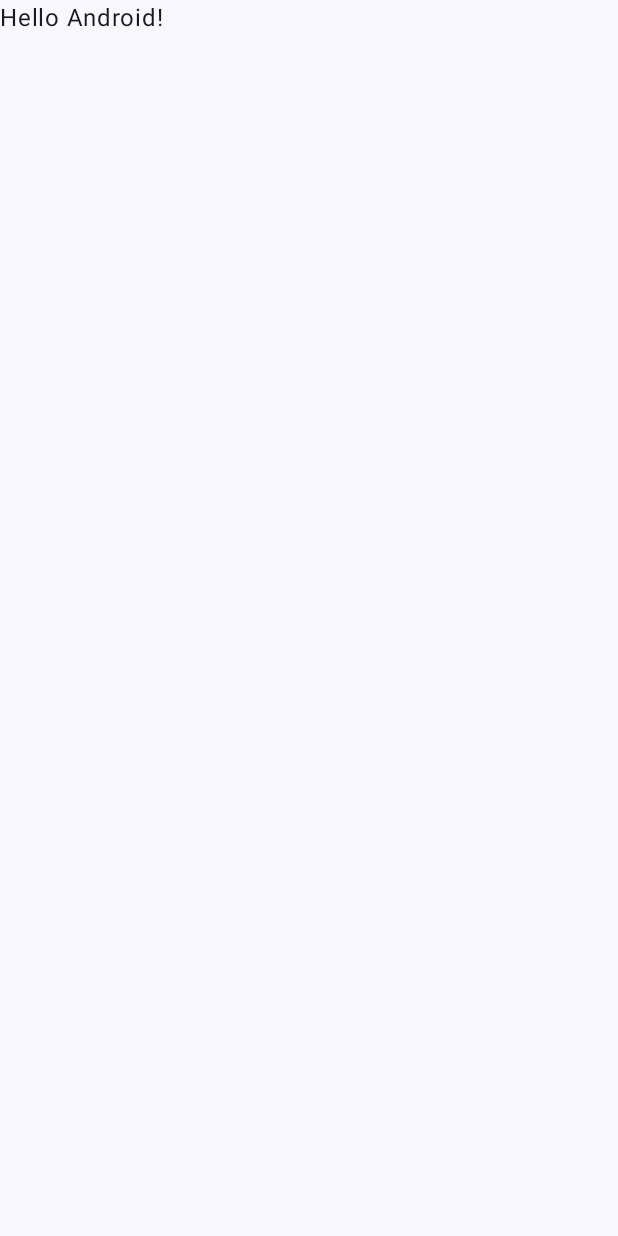
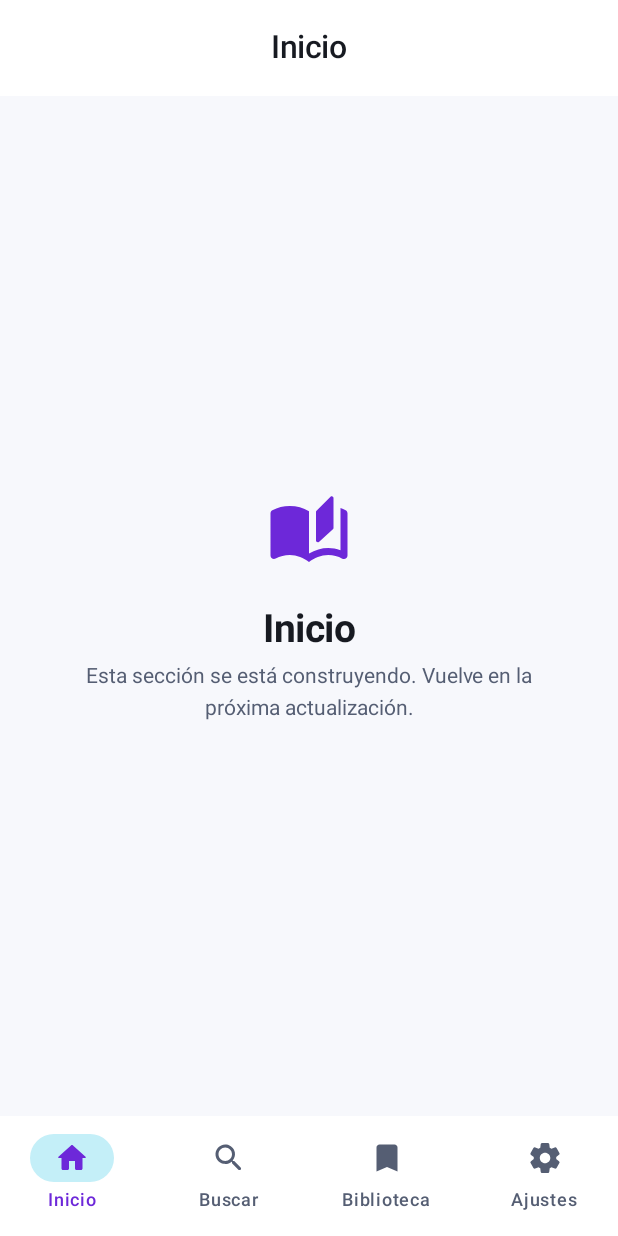
Before and after one commit to CarlosValentinVV/Destronix, an Android app built with Jetpack Compose: the screen it shows after launch (MainActivity), on a phone screen of 412 x 824 dp. Before the commit the screen is almost empty. Run offline under Robolectric (Android 15) with nearby library versions, the phone set to English and light mode, and no system bars; our stand-ins replace Room's generated code.

Commit message:
feat(ui): add navigation shell and custom Material 3 theme
Creates the app container, bottom navigation, top bar, placeholder screens and a branded dark/light theme. Declares network permissions and a custom Application class.

```diff
--- a/app/src/main/AndroidManifest.xml
+++ b/app/src/main/AndroidManifest.xml
@@ -2,7 +2,11 @@
 <manifest xmlns:android="http://schemas.android.com/apk/res/android"
     xmlns:tools="http://schemas.android.com/tools">
 
+    <uses-permission android:name="android.permission.INTERNET" />
+    <uses-permission android:name="android.permission.ACCESS_NETWORK_STATE" />
+
     <application
+        android:name=".DestronixApplication"
         android:allowBackup="true"
         android:dataExtractionRules="@xml/data_extraction_rules"
         android:fullBackupContent="@xml/backup_rules"
--- /dev/null
+++ b/app/src/main/java/com/project/destronix/DestronixApplication.kt
@@ -0,0 +1,9 @@
+package com.project.destronix
+
+import android.app.Application
+import com.project.destronix.di.AppContainer
+import com.project.destronix.di.DefaultAppContainer
+
+class DestronixApplication : Application() {
+    val container: AppContainer by lazy { DefaultAppContainer(this) }
+}
--- a/app/src/main/java/com/project/destronix/MainActivity.kt
+++ b/app/src/main/java/com/project/destronix/MainActivity.kt
@@ -4,44 +4,22 @@ import android.os.Bundle
 import androidx.activity.ComponentActivity
 import androidx.activity.compose.setContent
 import androidx.activity.enableEdgeToEdge
-import androidx.compose.foundation.layout.fillMaxSize
-import androidx.compose.foundation.layout.padding
-import androidx.compose.material3.Scaffold
-import androidx.compose.material3.Text
-import androidx.compose.runtime.Composable
-import androidx.compose.ui.Modifier
-import androidx.compose.ui.tooling.preview.Preview
+import androidx.compose.runtime.CompositionLocalProvider
+import com.project.destronix.di.LocalAppContainer
+import com.project.destronix.presentation.DestronixApp
 import com.project.destronix.ui.theme.DestronixTheme
 
 class MainActivity : ComponentActivity() {
     override fun onCreate(savedInstanceState: Bundle?) {
         super.onCreate(savedInstanceState)
         enableEdgeToEdge()
+        val container = (application as DestronixApplication).container
         setContent {
             DestronixTheme {
-                Scaffold(modifier = Modifier.fillMaxSize()) { innerPadding ->
-                    Greeting(
-                        name = "Android",
-                        modifier = Modifier.padding(innerPadding)
-                    )
+                CompositionLocalProvider(LocalAppContainer provides container) {
+                    DestronixApp()
                 }
             }
         }
     }
 }
-
-@Composable
-fun Greeting(name: String, modifier: Modifier = Modifier) {
-    Text(
-        text = "Hello $name!",
-        modifier = modifier
-    )
-}
-
-@Preview(showBackground = true)
-@Composable
-fun GreetingPreview() {
-    DestronixTheme {
-        Greeting("Android")
-    }
-}
--- /dev/null
+++ b/app/src/main/java/com/project/destronix/di/AppContainer.kt
@@ -0,0 +1,120 @@
+package com.project.destronix.di
+
+import android.content.Context
+import androidx.compose.runtime.staticCompositionLocalOf
+import androidx.room.Room
+import com.google.gson.FieldNamingPolicy
+import com.google.gson.GsonBuilder
+import com.project.destronix.core.DefaultDispatcherProvider
+import com.project.destronix.core.DispatcherProvider
+import com.project.destronix.data.local.DestronixDatabase
+import com.project.destronix.data.remote.JikanApiService
+import com.project.destronix.data.remote.JikanRateLimitInterceptor
+import com.project.destronix.data.repository.AnimeRepositoryImpl
+import com.project.destronix.data.repository.LibraryRepositoryImpl
+import com.project.destronix.data.repository.SearchHistoryRepositoryImpl
+import com.project.destronix.domain.repository.AnimeRepository
+import com.project.destronix.domain.repository.LibraryRepository
+import com.project.destronix.domain.repository.SearchHistoryRepository
+import com.project.destronix.domain.usecase.ClearSearchHistoryUseCase
+import com.project.destronix.domain.usecase.GetAnimeDetailsUseCase
+import com.project.destronix.domain.usecase.GetHomeFeedUseCase
+import com.project.destronix.domain.usecase.ObserveLibraryEntryUseCase
+import com.project.destronix.domain.usecase.ObserveLibraryUseCase
+import com.project.destronix.domain.usecase.ObserveSearchHistoryUseCase
+import com.project.destronix.domain.usecase.RemoveFromLibraryUseCase
+import com.project.destronix.domain.usecase.SaveLibraryEntryUseCase
+import com.project.destronix.domain.usecase.SaveSearchQueryUseCase
+import com.project.destronix.domain.usecase.SearchAnimeUseCase
+import com.project.destronix.domain.usecase.SetLibraryStatusUseCase
+import com.project.destronix.domain.usecase.SetWatchProgressUseCase
+import okhttp3.Cache
+import okhttp3.OkHttpClient
+import retrofit2.Retrofit
+import retrofit2.converter.gson.GsonConverterFactory
+import java.io.File
+
+/** Grafo de dependencias de la aplicación (inyección manual, sin frameworks). */
+interface AppContainer {
+    val dispatchers: DispatcherProvider
+    val animeRepository: AnimeRepository
+    val libraryRepository: LibraryRepository
+    val searchHistoryRepository: SearchHistoryRepository
+
+    val getHomeFeed: GetHomeFeedUseCase
+    val searchAnime: SearchAnimeUseCase
+    val getAnimeDetails: GetAnimeDetailsUseCase
+    val observeLibrary: ObserveLibraryUseCase
+    val observeLibraryEntry: ObserveLibraryEntryUseCase
+    val saveLibraryEntry: SaveLibraryEntryUseCase
+    val setLibraryStatus: SetLibraryStatusUseCase
+    val setWatchProgress: SetWatchProgressUseCase
+    val removeFromLibrary: RemoveFromLibraryUseCase
+    val observeSearchHistory: ObserveSearchHistoryUseCase
+    val saveSearchQuery: SaveSearchQueryUseCase
+    val clearSearchHistory: ClearSearchHistoryUseCase
+}
+
+class DefaultAppContainer(private val context: Context) : AppContainer {
+
+    override val dispatchers: DispatcherProvider = DefaultDispatcherProvider()
+
+    private val database: DestronixDatabase by lazy {
+        Room.databaseBuilder(
+            context.applicationContext,
+            DestronixDatabase::class.java,
+            "destronix.db",
+        ).build()
+    }
+
+    private val okHttpClient: OkHttpClient by lazy {
+        OkHttpClient.Builder()
+            .addInterceptor(JikanRateLimitInterceptor())
+            .cache(Cache(File(context.cacheDir, "jikan_http_cache"), 10L * 1024 * 1024))
+            .build()
+    }
+
+    private val gson by lazy {
+        GsonBuilder()
+            .setFieldNamingPolicy(FieldNamingPolicy.LOWER_CASE_WITH_UNDERSCORES)
+            .create()
+    }
+
+    private val jikanApi: JikanApiService by lazy {
+        Retrofit.Builder()
+            .baseUrl("https://api.jikan.moe/v4/")
+            .client(okHttpClient)
+            .addConverterFactory(GsonConverterFactory.create(gson))
+            .build()
+            .create(JikanApiService::class.java)
+    }
+
+    override val animeRepository: AnimeRepository by lazy {
+        AnimeRepositoryImpl(jikanApi, dispatchers)
+    }
+
+    override val libraryRepository: LibraryRepository by lazy {
+        LibraryRepositoryImpl(database.libraryDao())
+    }
+
+    override val searchHistoryRepository: SearchHistoryRepository by lazy {
+        SearchHistoryRepositoryImpl(database.searchHistoryDao())
+    }
+
+    override val getHomeFeed = GetHomeFeedUseCase(animeRepository)
+    override val searchAnime = SearchAnimeUseCase(animeRepository)
+    override val getAnimeDetails = GetAnimeDetailsUseCase(animeRepository)
+    override val observeLibrary = ObserveLibraryUseCase(libraryRepository)
+    override val observeLibraryEntry = ObserveLibraryEntryUseCase(libraryRepository)
+    override val saveLibraryEntry = SaveLibraryEntryUseCase(libraryRepository)
+    override val setLibraryStatus = SetLibraryStatusUseCase(libraryRepository)
+    override val setWatchProgress = SetWatchProgressUseCase(libraryRepository)
+    override val removeFromLibrary = RemoveFromLibraryUseCase(libraryRepository)
+    override val observeSearchHistory = ObserveSearchHistoryUseCase(searchHistoryRepository)
+    override val saveSearchQuery = SaveSearchQueryUseCase(searchHistoryRepository)
+    override val clearSearchHistory = ClearSearchHistoryUseCase(searchHistoryRepository)
+}
+
+val LocalAppContainer = staticCompositionLocalOf<AppContainer> {
+    error("AppContainer no disponible. Envuelve la UI en CompositionLocalProvider.")
+}
--- /dev/null
+++ b/app/src/main/java/com/project/destronix/presentation/DestronixApp.kt
@@ -0,0 +1,83 @@
+package com.project.destronix.presentation
+
+import androidx.compose.foundation.layout.padding
+import androidx.compose.material3.CenterAlignedTopAppBar
+import androidx.compose.material3.ExperimentalMaterial3Api
+import androidx.compose.material3.Icon
+import androidx.compose.material3.MaterialTheme
+import androidx.compose.material3.NavigationBar
+import androidx.compose.material3.NavigationBarItem
+import androidx.compose.material3.NavigationBarItemDefaults
+import androidx.compose.material3.Scaffold
+import androidx.compose.material3.Text
+import androidx.compose.material3.TopAppBarDefaults
+import androidx.compose.runtime.Composable
+import androidx.compose.runtime.getValue
+import androidx.compose.ui.Modifier
+import androidx.compose.ui.res.stringResource
+import androidx.navigation.compose.currentBackStackEntryAsState
+import androidx.navigation.compose.rememberNavController
+import com.project.destronix.R
+import com.project.destronix.presentation.navigation.DestronixNavHost
+import com.project.destronix.presentation.navigation.DestronixDestination
+
+@OptIn(ExperimentalMaterial3Api::class)
+@Composable
+fun DestronixApp() {
+    val navController = rememberNavController()
+    val backStackEntry by navController.currentBackStackEntryAsState()
+    val currentRoute = backStackEntry?.destination?.route
+    val currentTopLevel = DestronixDestination.topLevel.firstOrNull { it.route == currentRoute }
+
+    Scaffold(
+        topBar = {
+            CenterAlignedTopAppBar(
+                title = {
+                    Text(
+                        text = currentTopLevel?.let { stringResource(it.labelRes) }
+                            ?: stringResource(R.string.app_name),
+                        style = MaterialTheme.typography.titleLarge,
+                    )
+                },
+                colors = TopAppBarDefaults.topAppBarColors(
+                    containerColor = MaterialTheme.colorScheme.surface,
+                ),
+            )
+        },
+        bottomBar = {
+            NavigationBar(containerColor = MaterialTheme.colorScheme.surface) {
+                DestronixDestination.topLevel.forEach { destination ->
+                    val selected = destination.route == currentTopLevel?.route
+                    NavigationBarItem(
+                        selected = selected,
+                        onClick = {
+                            if (!selected) {
+                                navController.navigate(destination.route) {
+                                    popUpTo(DestronixDestination.HOME.route) { saveState = true }
+                                    launchSingleTop = true
+                                    restoreState = true
+                                }
+                            }
+                        },
+                        icon = {
+                            Icon(
+                                imageVector = requireNotNull(destination.icon),
+                                contentDescription = null,
+                            )
+                        },
+                        label = { Text(stringResource(destination.labelRes)) },
+                        colors = NavigationBarItemDefaults.colors(
+                            selectedIconColor = MaterialTheme.colorScheme.primary,
+                            selectedTextColor = MaterialTheme.colorScheme.primary,
+                        ),
+                    )
+                }
+            }
+        },
+    ) { innerPadding ->
+        DestronixNavHost(
+            navController = navController,
+            modifier = Modifier.padding(innerPadding),
+        )
+    }
+}
--- /dev/null
+++ b/app/src/main/java/com/project/destronix/presentation/common/PlaceholderScreen.kt
@@ -0,0 +1,53 @@
+package com.project.destronix.presentation.common
+
+import androidx.compose.foundation.layout.Arrangement
+import androidx.compose.foundation.layout.Column
+import androidx.compose.foundation.layout.fillMaxSize
+import androidx.compose.foundation.layout.padding
+import androidx.compose.foundation.layout.size
+import androidx.compose.material.icons.Icons
+import androidx.compose.material.icons.rounded.AutoStories
+import androidx.compose.material3.Icon
+import androidx.compose.material3.MaterialTheme
+import androidx.compose.material3.Text
+import androidx.compose.runtime.Composable
+import androidx.compose.ui.Alignment
+import androidx.compose.ui.Modifier
+import androidx.compose.ui.res.stringResource
+import androidx.compose.ui.text.style.TextAlign
+import androidx.compose.ui.unit.dp
+import com.project.destronix.R
+
+@Composable
+fun PlaceholderScreen(
+    title: String,
+    modifier: Modifier = Modifier,
+) {
+    Column(
+        modifier = modifier
+            .fillMaxSize()
+            .padding(32.dp),
+        verticalArrangement = Arrangement.Center,
+        horizontalAlignment = Alignment.CenterHorizontally,
+    ) {
+        Icon(
+            imageVector = Icons.Rounded.AutoStories,
+            contentDescription = null,
+            modifier = Modifier.size(56.dp),
+            tint = MaterialTheme.colorScheme.primary,
+        )
+        Text(
+            text = title,
+            style = MaterialTheme.typography.headlineMedium,
+            textAlign = TextAlign.Center,
+            modifier = Modifier.padding(top = 20.dp),
+        )
+        Text(
+            text = stringResource(R.string.placeholder_body),
+            style = MaterialTheme.typography.bodyMedium,
+            color = MaterialTheme.colorScheme.onSurfaceVariant,
+            textAlign = TextAlign.Center,
+            modifier = Modifier.padding(top = 8.dp),
+        )
+    }
+}
--- /dev/null
+++ b/app/src/main/java/com/project/destronix/presentation/navigation/DestronixDestination.kt
@@ -0,0 +1,31 @@
+package com.project.destronix.presentation.navigation
+
+import androidx.annotation.StringRes
+import androidx.compose.material.icons.Icons
+import androidx.compose.material.icons.rounded.Bookmark
+import androidx.compose.material.icons.rounded.Home
+import androidx.compose.material.icons.rounded.Search
+import androidx.compose.material.icons.rounded.Settings
+import androidx.compose.ui.graphics.vector.ImageVector
+import com.project.destronix.R
+
+enum class DestronixDestination(
+    val route: String,
+    @param:StringRes val labelRes: Int,
+    val icon: ImageVector? = null,
+    val isTopLevel: Boolean = false,
+) {
+    HOME("home", R.string.nav_home, Icons.Rounded.Home, true),
+    SEARCH("search", R.string.nav_search, Icons.Rounded.Search, true),
+    LIBRARY("library", R.string.nav_library, Icons.Rounded.Bookmark, true),
+    SETTINGS("settings", R.string.nav_settings, Icons.Rounded.Settings, true),
+    DETAIL("anime/{animeId}", R.string.nav_home);
+
+    companion object {
+        const val ARG_ANIME_ID = "animeId"
+
+        fun detailRoute(animeId: Int): String = "anime/$animeId"
+
+        val topLevel: List<DestronixDestination> = entries.filter { it.isTopLevel }
+    }
+}
--- /dev/null
+++ b/app/src/main/java/com/project/destronix/presentation/navigation/DestronixNavHost.kt
@@ -0,0 +1,36 @@
+package com.project.destronix.presentation.navigation
+
+import androidx.compose.runtime.Composable
+import androidx.compose.ui.Modifier
+import androidx.navigation.NavHostController
+import androidx.navigation.compose.NavHost
+import androidx.navigation.compose.composable
+import com.project.destronix.presentation.common.PlaceholderScreen
+
+@Composable
+fun DestronixNavHost(
+    navController: NavHostController,
+    modifier: Modifier = Modifier,
+) {
+    NavHost(
+        navController = navController,
+        startDestination = DestronixDestination.HOME.route,
+        modifier = modifier,
+    ) {
+        composable(DestronixDestination.HOME.route) {
+            PlaceholderScreen(title = "Inicio")
+        }
+        composable(DestronixDestination.SEARCH.route) {
+            PlaceholderScreen(title = "Buscar")
+        }
+        composable(DestronixDestination.LIBRARY.route) {
+            PlaceholderScreen(title = "Biblioteca")
+        }
+        composable(DestronixDestination.SETTINGS.route) {
+            PlaceholderScreen(title = "Ajustes")
+        }
+        composable(DestronixDestination.DETAIL.route) {
+            PlaceholderScreen(title = "Detalle de anime")
+        }
+    }
+}
--- a/app/src/main/java/com/project/destronix/ui/theme/Color.kt
+++ b/app/src/main/java/com/project/destronix/ui/theme/Color.kt
@@ -2,10 +2,23 @@ package com.project.destronix.ui.theme
 
 import androidx.compose.ui.graphics.Color
 
-val Purple80 = Color(0xFFD0BCFF)
-val PurpleGrey80 = Color(0xFFCCC2DC)
-val Pink80 = Color(0xFFEFB8C8)
+// Paleta propia de Destronix: azul noche con acentos violeta y cian.
+val Violet50 = Color(0xFFE7DBFF)
+val Violet200 = Color(0xFFC6A7FF)
+val Violet400 = Color(0xFF9B5CFF)
+val Violet600 = Color(0xFF6D28D9)
+val Violet900 = Color(0xFF2E1A55)
 
-val Purple40 = Color(0xFF6650a4)
-val PurpleGrey40 = Color(0xFF625b71)
-val Pink40 = Color(0xFF7D5260)
+val Cyan200 = Color(0xFF8CE7F5)
+val Cyan400 = Color(0xFF22D3EE)
+val Cyan700 = Color(0xFF0E7490)
+
+val NightBackground = Color(0xFF0A0C12)
+val NightSurface = Color(0xFF121622)
+val NightSurfaceVariant = Color(0xFF1E2331)
+val NightOnSurface = Color(0xFFECEFF5)
+val NightOnSurfaceVariant = Color(0xFFB4BDD0)
+
+val Coral = Color(0xFFFF8A65)
+val ErrorRed = Color(0xFFFF6B6B)
+val SuccessGreen = Color(0xFF4ADE80)
--- a/app/src/main/java/com/project/destronix/ui/theme/Theme.kt
+++ b/app/src/main/java/com/project/destronix/ui/theme/Theme.kt
@@ -9,50 +9,81 @@ import androidx.compose.material3.dynamicDarkColorScheme
 import androidx.compose.material3.dynamicLightColorScheme
 import androidx.compose.material3.lightColorScheme
 import androidx.compose.runtime.Composable
+import androidx.compose.runtime.SideEffect
+import androidx.compose.ui.graphics.Color
 import androidx.compose.ui.platform.LocalContext
+import androidx.compose.ui.platform.LocalView
+import androidx.core.view.WindowCompat
 
 private val DarkColorScheme = darkColorScheme(
-    primary = Purple80,
-    secondary = PurpleGrey80,
-    tertiary = Pink80
+    primary = Violet200,
+    onPrimary = Violet900,
+    primaryContainer = Violet900,
+    onPrimaryContainer = Violet50,
+    secondary = Cyan200,
+    onSecondary = Color(0xFF00343F),
+    secondaryContainer = Color(0xFF084B59),
+    onSecondaryContainer = Cyan200,
+    tertiary = Coral,
+    onTertiary = Color(0xFF3B1508),
+    background = NightBackground,
+    onBackground = NightOnSurface,
+    surface = NightSurface,
+    onSurface = NightOnSurface,
+    surfaceVariant = NightSurfaceVariant,
+    onSurfaceVariant = NightOnSurfaceVariant,
+    outline = Color(0xFF414A5E),
+    error = ErrorRed,
+    onError = Color(0xFF3B0000),
 )
 
 private val LightColorScheme = lightColorScheme(
-    primary = Purple40,
-    secondary = PurpleGrey40,
-    tertiary = Pink40
-
-    /* Other default colors to override
-    background = Color(0xFFFFFBFE),
-    surface = Color(0xFFFFFBFE),
+    primary = Violet600,
     onPrimary = Color.White,
+    primaryContainer = Violet50,
+    onPrimaryContainer = Violet900,
+    secondary = Cyan700,
     onSecondary = Color.White,
+    secondaryContainer = Color(0xFFC4EFF8),
+    onSecondaryContainer = Color(0xFF00343F),
+    tertiary = Color(0xFFB23E17),
     onTertiary = Color.White,
-    onBackground = Color(0xFF1C1B1F),
-    onSurface = Color(0xFF1C1B1F),
-    */
+    background = Color(0xFFF7F8FC),
+    onBackground = Color(0xFF171A21),
+    surface = Color.White,
+    onSurface = Color(0xFF171A21),
+    surfaceVariant = Color(0xFFE9ECF4),
+    onSurfaceVariant = Color(0xFF555E73),
+    error = Color(0xFFB3261E),
+    onError = Color.White,
 )
 
 @Composable
 fun DestronixTheme(
     darkTheme: Boolean = isSystemInDarkTheme(),
-    // Dynamic color is available on Android 12+
-    dynamicColor: Boolean = true,
-    content: @Composable () -> Unit
+    dynamicColor: Boolean = false,
+    content: @Composable () -> Unit,
 ) {
+    val context = LocalContext.current
     val colorScheme = when {
-        dynamicColor && Build.VERSION.SDK_INT >= Build.VERSION_CODES.S -> {
-            val context = LocalContext.current
+        dynamicColor && Build.VERSION.SDK_INT >= Build.VERSION_CODES.S ->
             if (darkTheme) dynamicDarkColorScheme(context) else dynamicLightColorScheme(context)
-        }
 
         darkTheme -> DarkColorScheme
         else -> LightColorScheme
     }
 
+    val view = LocalView.current
+    if (!view.isInEditMode) {
+        SideEffect {
+            val window = (view.context as Activity).window
+            WindowCompat.getInsetsController(window, view).isAppearanceLightStatusBars = !darkTheme
+        }
+    }
+
     MaterialTheme(
         colorScheme = colorScheme,
         typography = Typography,
-        content = content
+        content = content,
     )
 }
--- a/app/src/main/java/com/project/destronix/ui/theme/Type.kt
+++ b/app/src/main/java/com/project/destronix/ui/theme/Type.kt
@@ -6,29 +6,39 @@ import androidx.compose.ui.text.font.FontFamily
 import androidx.compose.ui.text.font.FontWeight
 import androidx.compose.ui.unit.sp
 
-// Set of Material typography styles to start with
+/** Jerarquía tipográfica de la app, pensada para títulos largos de anime. */
 val Typography = Typography(
-    bodyLarge = TextStyle(
+    displaySmall = TextStyle(
+        fontWeight = FontWeight.Bold,
+        fontSize = 34.sp,
+        lineHeight = 40.sp,
+        letterSpacing = (-0.5).sp,
+    ),
+    headlineMedium = TextStyle(
+        fontWeight = FontWeight.Bold,
+        fontSize = 26.sp,
+        lineHeight = 32.sp,
+        letterSpacing = (-0.3).sp,
+    ),
+    titleLarge = TextStyle(
+        fontWeight = FontWeight.SemiBold,
+        fontSize = 21.sp,
+        lineHeight = 28.sp,
+    ),
+    titleMedium = TextStyle(
+        fontWeight = FontWeight.SemiBold,
+        fontSize = 17.sp,
+        lineHeight = 24.sp,
+    ),
+    bodyMedium = TextStyle(
         fontFamily = FontFamily.Default,
         fontWeight = FontWeight.Normal,
-        fontSize = 16.sp,
-        lineHeight = 24.sp,
-        letterSpacing = 0.5.sp
-    )
-    /* Other default text styles to override
-    titleLarge = TextStyle(
-        fontFamily = FontFamily.Default,
-        fontWeight = FontWeight.Normal,
-        fontSize = 22.sp,
-        lineHeight = 28.sp,
-        letterSpacing = 0.sp
+        fontSize = 14.sp,
+        lineHeight = 21.sp,
     ),
-    labelSmall = TextStyle(
-        fontFamily = FontFamily.Default,
+    labelLarge = TextStyle(
         fontWeight = FontWeight.Medium,
-        fontSize = 11.sp,
-        lineHeight = 16.sp,
-        letterSpacing = 0.5.sp
-    )
-    */
+        fontSize = 14.sp,
+        lineHeight = 20.sp,
+    ),
 )
--- a/app/src/main/res/values/strings.xml
+++ b/app/src/main/res/values/strings.xml
@@ -1,3 +1,9 @@
 <resources>
     <string name="app_name">Destronix</string>
+    <string name="nav_home">Inicio</string>
+    <string name="nav_search">Buscar</string>
+    <string name="nav_library">Biblioteca</string>
+    <string name="nav_settings">Ajustes</string>
+    <string name="placeholder_title">Muy pronto</string>
+    <string name="placeholder_body">Esta sección se está construyendo. Vuelve en la próxima actualización.</string>
 </resources>
```
